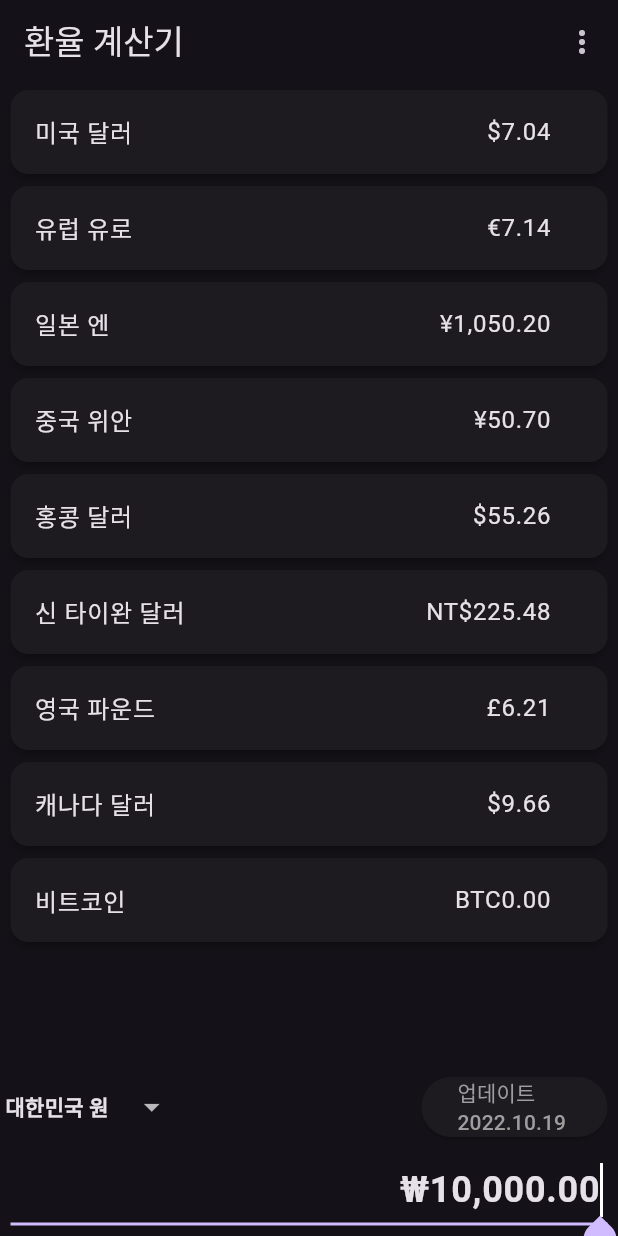
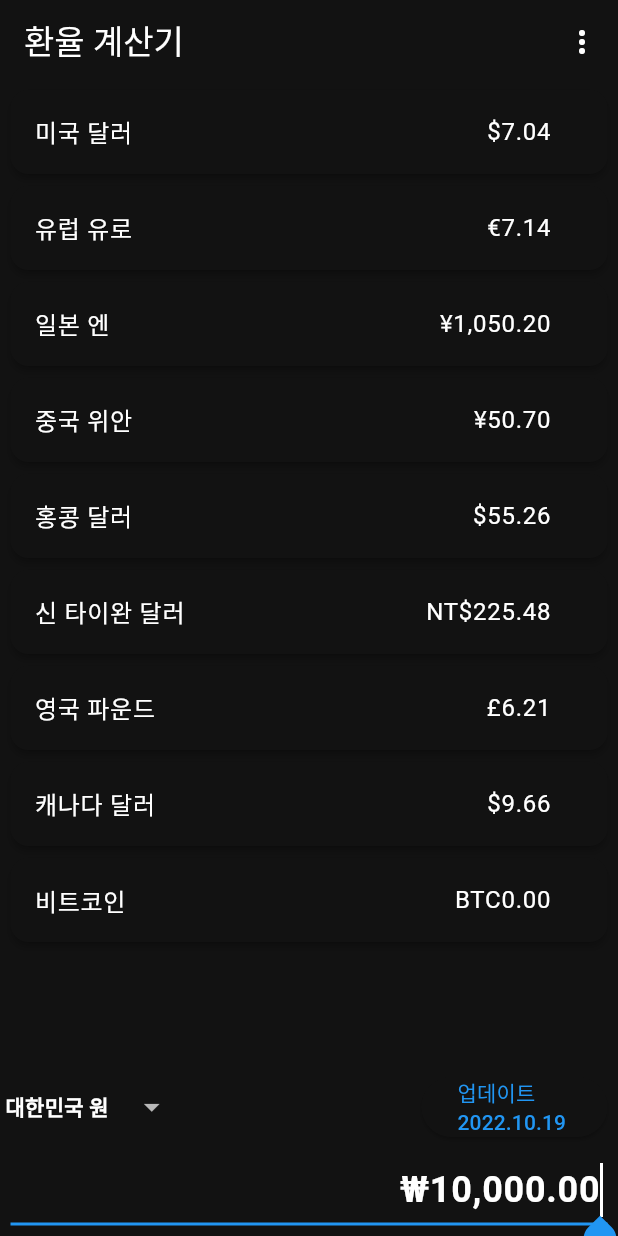
Before and after one commit to joeytestcode/exchange_rate_calculator, a Flutter app: the screen it shows after launch, on a phone screen of 412 x 824 dp. Run offline on Flutter 3.47's test engine with Material 2 defaults, Android fonts, the phone set to English and light mode, and no system bars; our stand-ins replace shared_preferences; missing offline and left inert: common.

Commit message:
221117_215549

```diff
--- a/lib/main.dart
+++ b/lib/main.dart
@@ -17,10 +17,9 @@ class MyApp extends StatelessWidget {
       child: MaterialApp(
         title: 'Exchange Rate Calculator',
         theme: ThemeData(
-          useMaterial3: true,
-          primarySwatch: Colors.deepPurple,
-          brightness: Brightness.dark,
-        ),
+            useMaterial3: true,
+            colorScheme: const ColorScheme.dark(
+                brightness: Brightness.dark, primary: Colors.blue)),
         home: const MyHomePage(title: 'Exchange Rate Calculator'),
       ),
     );
--- a/lib/ui/MyInputWidget.dart
+++ b/lib/ui/MyInputWidget.dart
@@ -59,8 +59,6 @@ class _MyInputWidgetState extends State<MyInputWidget> {
                   child: Center(
                     child: Text(
                       '${titles[dataAdapter.language][Titles.updateButton]}\n${dataAdapter.date} ',
-                      style:
-                          TextStyle(color: Theme.of(context).primaryColorLight),
                     ),
                   ),
                   onPressed: () {
```
